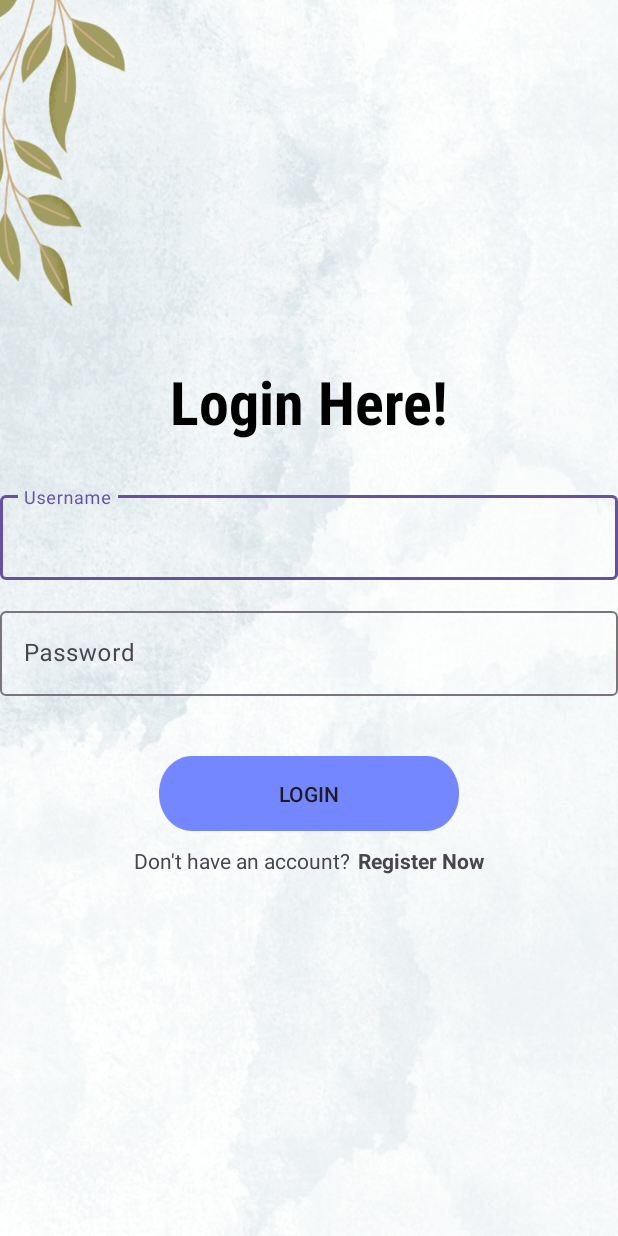
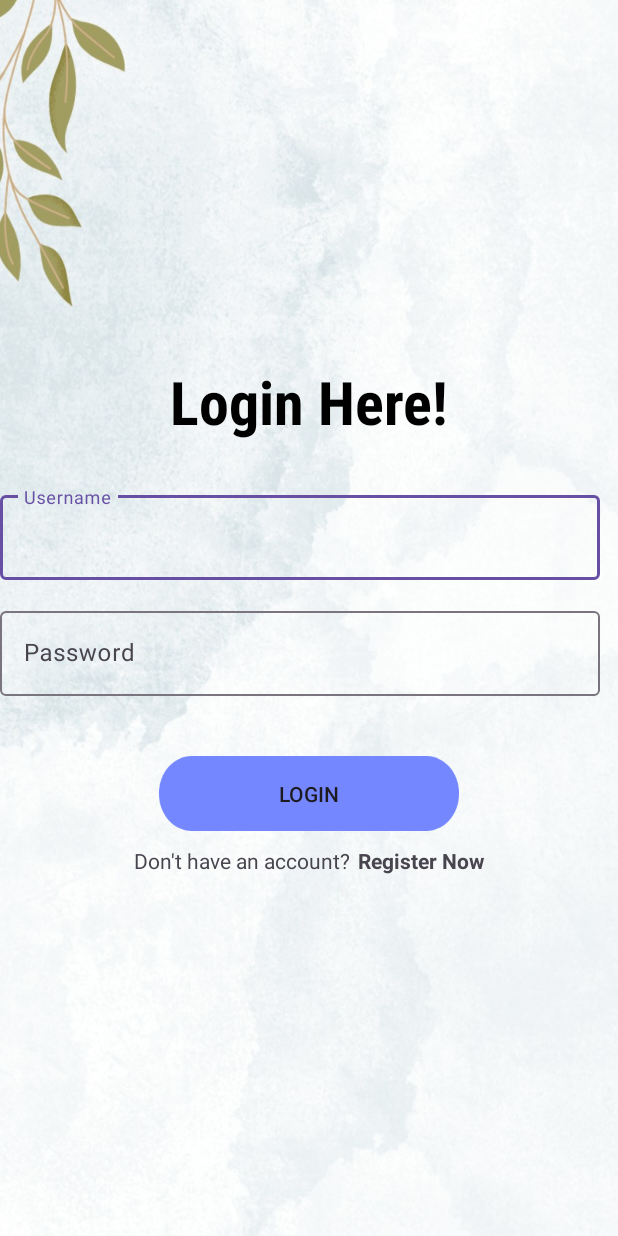
Before and after one commit to Nimesh2022/Mental-Health-Screening, an Android app: the screen it shows after launch (LoginPage), on a phone screen of 412 x 824 dp. Run offline under Robolectric (Android 15) with nearby library versions, the phone set to English and light mode, and no system bars; our stand-ins replace Firebase (no records; nobody signed in at launch, a user with empty details on screens opened directly).

Commit message:
changes user

```diff
--- a/app/src/main/res/layout/activity_login_page.xml
+++ b/app/src/main/res/layout/activity_login_page.xml
@@ -23,22 +23,24 @@
     <com.google.android.material.textfield.TextInputLayout
         android:layout_width="match_parent"
         android:layout_height="wrap_content">
+
         <com.google.android.material.textfield.TextInputEditText
-            android:layout_width="match_parent"
+            android:id="@+id/Username"
+            android:layout_width="400dp"
             android:layout_height="wrap_content"
-            android:id="@+id/Username"
-            android:hint="Username"
-            android:layout_marginBottom="15dp"/>
+            android:layout_marginBottom="15dp"
+            android:hint="Username" />
     </com.google.android.material.textfield.TextInputLayout>
 
 
     <com.google.android.material.textfield.TextInputLayout
         android:layout_width="match_parent"
         android:layout_height="wrap_content">
+
         <com.google.android.material.textfield.TextInputEditText
-            android:layout_width="match_parent"
+            android:id="@+id/Password"
+            android:layout_width="400dp"
             android:layout_height="match_parent"
-            android:id="@+id/Password"
             android:hint="Password" />
     </com.google.android.material.textfield.TextInputLayout>
 
```
